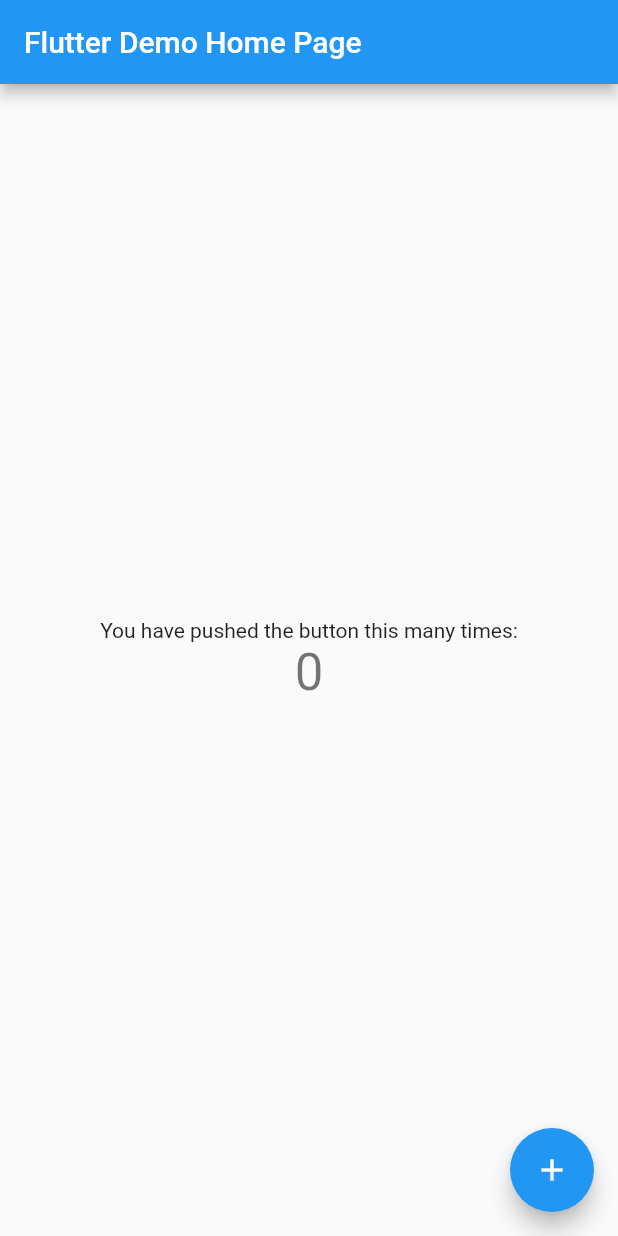
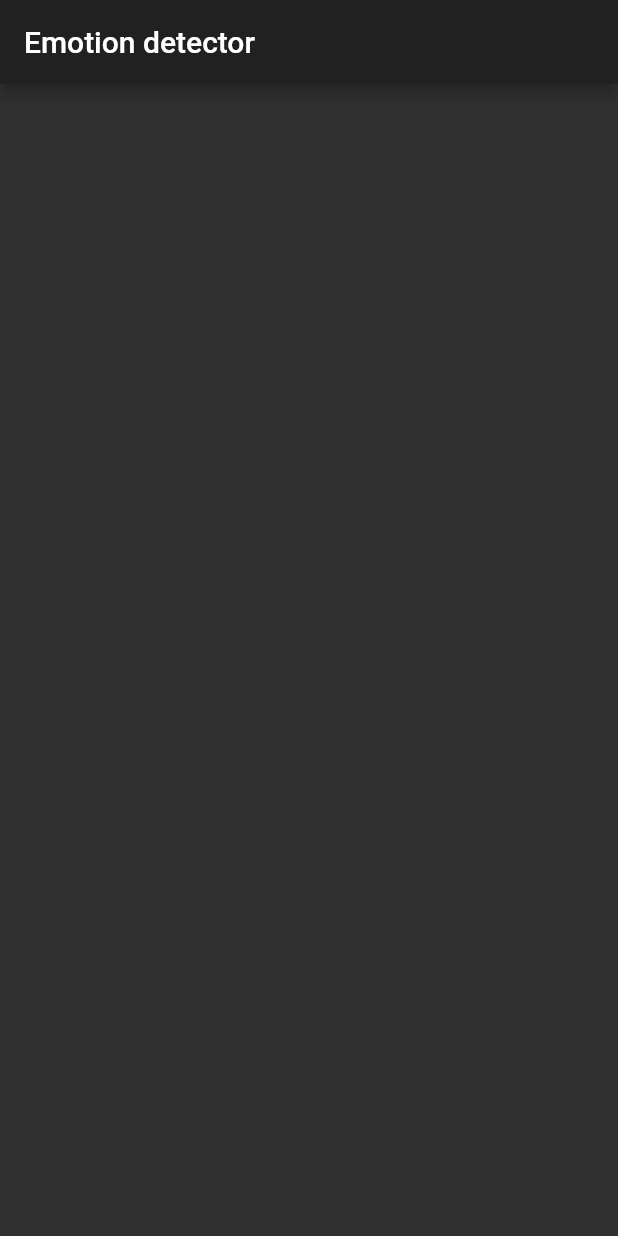
Before and after one commit to sarrthac/Emotions_detector, a Flutter app: the screen it shows after launch, on a phone screen of 412 x 824 dp. Run offline on Flutter 3.47's test engine with Material 2 defaults, Android fonts, the phone set to English and light mode, and no system bars; our stand-ins replace camera.

Commit message:
Added tensorflow files and updated main.dart

```diff
--- /dev/null
+++ b/assets/labels.txt
@@ -0,0 +1,3 @@
+0 Happy
+1 Angry
+2 Sad
--- /dev/null
+++ b/lib/HomeScreen.dart
@@ -0,0 +1,28 @@
+import 'package:camera/camera.dart';
+import 'package:flutter/material.dart';
+
+
+class Home extends StatefulWidget {
+  const Home({Key? key}) : super(key: key);
+
+  @override
+  _HomeState createState() => _HomeState();
+}
+
+class _HomeState extends State<Home> {
+  CameraImage? cameraImage;
+  CameraController? cameraController;
+  String output = '';
+
+  loadCamera(){
+    cameraController = CameraController(description, resolutionPreset)
+  }
+  @override
+  Widget build(BuildContext context) {
+    return Scaffold(
+      appBar: AppBar(
+        title: Text('Emotion detector'),
+      ),
+    );
+  }
+}
--- a/lib/main.dart
+++ b/lib/main.dart
@@ -1,6 +1,12 @@
+import 'package:camera/camera.dart';
 import 'package:flutter/material.dart';
+import 'HomeScreen.dart';
 
-void main() {
+List<CameraDescription>? cameras;
+
+void main() async{
+  WidgetsFlutterBinding.ensureInitialized();
+  cameras = await availableCameras();
   runApp(MyApp());
 }
 
@@ -9,105 +15,9 @@ class MyApp extends StatelessWidget {
   @override
   Widget build(BuildContext context) {
     return MaterialApp(
-      title: 'Flutter Demo',
-      theme: ThemeData(
-        // This is the theme of your application.
-        //
-        // Try running your application with "flutter run". You'll see the
-        // application has a blue toolbar. Then, without quitting the app, try
-        // changing the primarySwatch below to Colors.green and then invoke
-        // "hot reload" (press "r" in the console where you ran "flutter run",
-        // or simply save your changes to "hot reload" in a Flutter IDE).
-        // Notice that the counter didn't reset back to zero; the application
-        // is not restarted.
-        primarySwatch: Colors.blue,
-      ),
-      home: MyHomePage(title: 'Flutter Demo Home Page'),
+      theme: ThemeData.dark(),
+      debugShowCheckedModeBanner: false,
+      home: Home(),
     );
   }
 }
-
-class MyHomePage extends StatefulWidget {
-  MyHomePage({Key? key, required this.title}) : super(key: key);
-
-  // This widget is the home page of your application. It is stateful, meaning
-  // that it has a State object (defined below) that contains fields that affect
-  // how it looks.
-
-  // This class is the configuration for the state. It holds the values (in this
-  // case the title) provided by the parent (in this case the App widget) and
-  // used by the build method of the State. Fields in a Widget subclass are
-  // always marked "final".
-
-  final String title;
-
-  @override
-  _MyHomePageState createState() => _MyHomePageState();
-}
-
-class _MyHomePageState extends State<MyHomePage> {
-  int _counter = 0;
-
-  void _incrementCounter() {
-    setState(() {
-      // This call to setState tells the Flutter framework that something has
-      // changed in this State, which causes it to rerun the build method below
-      // so that the display can reflect the updated values. If we changed
-      // _counter without calling setState(), then the build method would not be
-      // called again, and so nothing would appear to happen.
-      _counter++;
-    });
-  }
-
-  @override
-  Widget build(BuildContext context) {
-    // This method is rerun every time setState is called, for instance as done
-    // by the _incrementCounter method above.
-    //
-    // The Flutter framework has been optimized to make rerunning build methods
-    // fast, so that you can just rebuild anything that needs updating rather
-    // than having to individually change instances of widgets.
-    return Scaffold(
-      appBar: AppBar(
-        // Here we take the value from the MyHomePage object that was created by
-        // the App.build method, and use it to set our appbar title.
-        title: Text(widget.title),
-      ),
-      body: Center(
-        // Center is a layout widget. It takes a single child and positions it
-        // in the middle of the parent.
-        child: Column(
-          // Column is also a layout widget. It takes a list of children and
-          // arranges them vertically. By default, it sizes itself to fit its
-          // children horizontally, and tries to be as tall as its parent.
-          //
-          // Invoke "debug painting" (press "p" in the console, choose the
-          // "Toggle Debug Paint" action from the Flutter Inspector in Android
-          // Studio, or the "Toggle Debug Paint" command in Visual Studio Code)
-          // to see the wireframe for each widget.
-          //
-          // Column has various properties to control how it sizes itself and
-          // how it positions its children. Here we use mainAxisAlignment to
-          // center the children vertically; the main axis here is the vertical
-          // axis because Columns are vertical (the cross axis would be
-          // horizontal).
-          mainAxisAlignment: MainAxisAlignment.center,
-          children: <Widget>[
-            Text(
-              'You have pushed the button this many times:',
-            ),
-            Text(
-              '$_counter',
-              style: Theme.of(context).textTheme.headline4,
-            ),
-          ],
-        ),
-      ),
-      floatingActionButton: FloatingActionButton(
-        onPressed: _incrementCounter,
-        tooltip: 'Increment',
-        child: Icon(Icons.add),
-      ), // This trailing comma makes auto-formatting nicer for build methods.
-    );
-  }
-}
```
Also changed, not shown: pubspec.yaml (+9 -20 lines), pubspec.lock, 2 other files.
